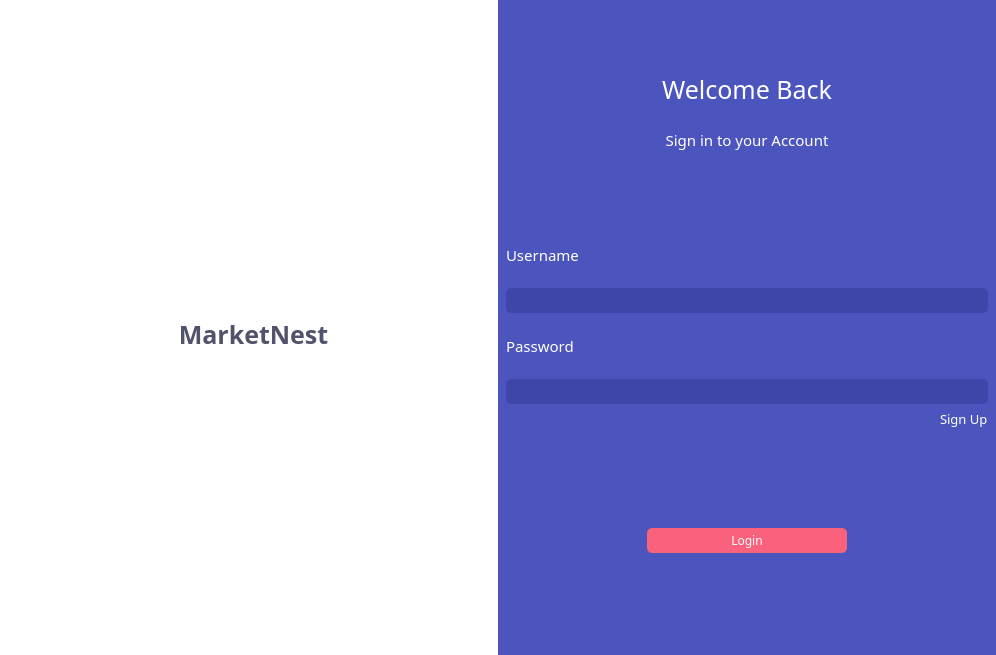
Old version of the form ui/login.ui in the repository Menthhh/The-Market-Nest.
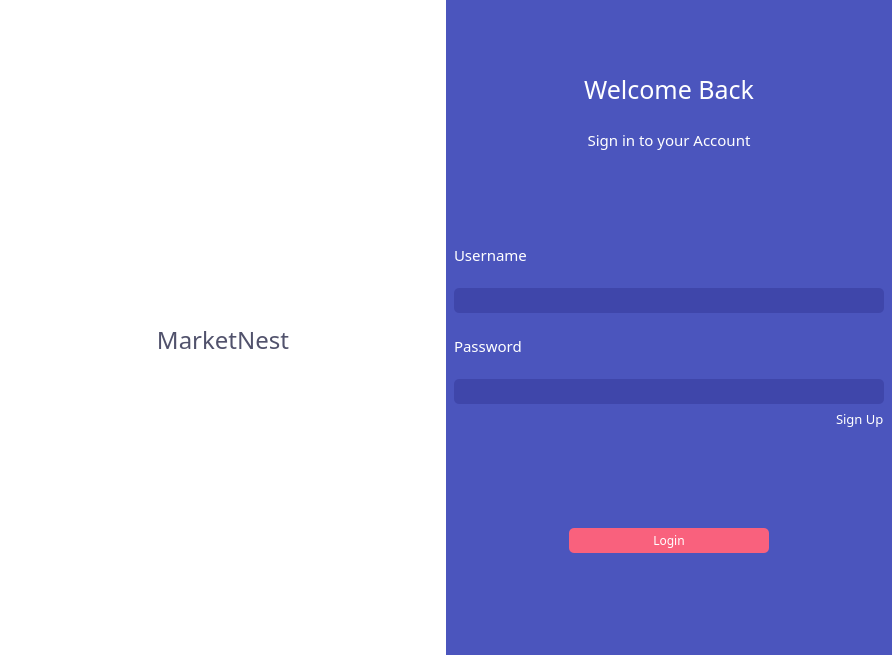
New version of the form. The open tabs and pages were chosen to show the change. Icons and pictures are not drawn.

Commit message: connect login mainApp

Patch:
```diff
--- a/ui/login.ui
+++ b/ui/login.ui
@@ -6,7 +6,7 @@
    <rect>
     <x>0</x>
     <y>0</y>
-    <width>996</width>
+    <width>892</width>
     <height>655</height>
    </rect>
   </property>
@@ -81,6 +81,21 @@
              <string notr="true">background-color: rgb(255, 255, 255);</string>
             </property>
             <layout class="QGridLayout" name="gridLayout_4">
+             <property name="leftMargin">
+              <number>0</number>
+             </property>
+             <property name="topMargin">
+              <number>0</number>
+             </property>
+             <property name="rightMargin">
+              <number>0</number>
+             </property>
+             <property name="bottomMargin">
+              <number>0</number>
+             </property>
+             <property name="spacing">
+              <number>0</number>
+             </property>
              <item row="4" column="0">
               <spacer name="verticalSpacer_2">
                <property name="orientation">
@@ -137,6 +152,9 @@
                 <item row="0" column="0">
                  <widget class="QWidget" name="widget_4" native="true">
                   <layout class="QGridLayout" name="gridLayout_3">
+                   <property name="leftMargin">
+                    <number>0</number>
+                   </property>
                    <property name="topMargin">
                     <number>0</number>
                    </property>
@@ -146,9 +164,12 @@
                    <property name="bottomMargin">
                     <number>0</number>
                    </property>
-                   <property name="spacing">
+                   <property name="horizontalSpacing">
                     <number>0</number>
                    </property>
+                   <property name="verticalSpacing">
+                    <number>10</number>
+                   </property>
                    <item row="0" column="0">
                     <widget class="QLabel" name="label">
                      <property name="enabled">
@@ -186,13 +207,29 @@
                       </size>
                      </property>
                      <layout class="QGridLayout" name="gridLayout_5">
+                      <property name="leftMargin">
+                       <number>0</number>
+                      </property>
+                      <property name="topMargin">
+                       <number>0</number>
+                      </property>
+                      <property name="rightMargin">
+                       <number>0</number>
+                      </property>
+                      <property name="bottomMargin">
+                       <number>0</number>
+                      </property>
+                      <property name="spacing">
+                       <number>0</number>
+                      </property>
                       <item row="0" column="0">
                        <widget class="QLabel" name="label_2">
                         <property name="font">
                          <font>
                           <family>Josefin Sans SemiBold</family>
-                          <pointsize>19</pointsize>
-                          <bold>true</bold>
+                          <pointsize>18</pointsize>
+                          <italic>false</italic>
+                          <fontweight>DemiBold</fontweight>
                          </font>
                         </property>
                         <property name="styleSheet">
```
Left out of the diff: 12 changed lines with no effect on the pictures. The commit also changes 3 other files.
